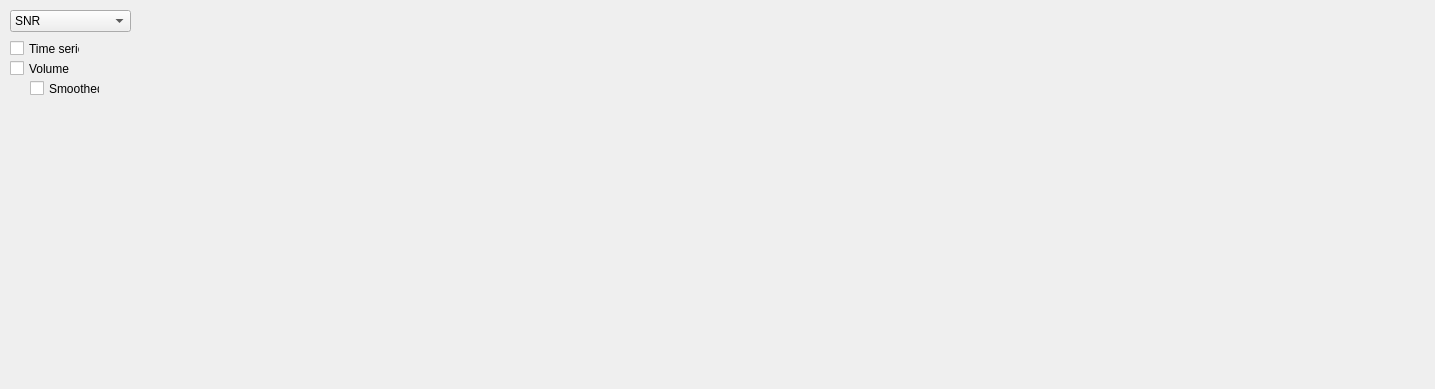
Old version of the form opennft/ui/rtqa.ui in the repository OpenNFT/OpenNFT.
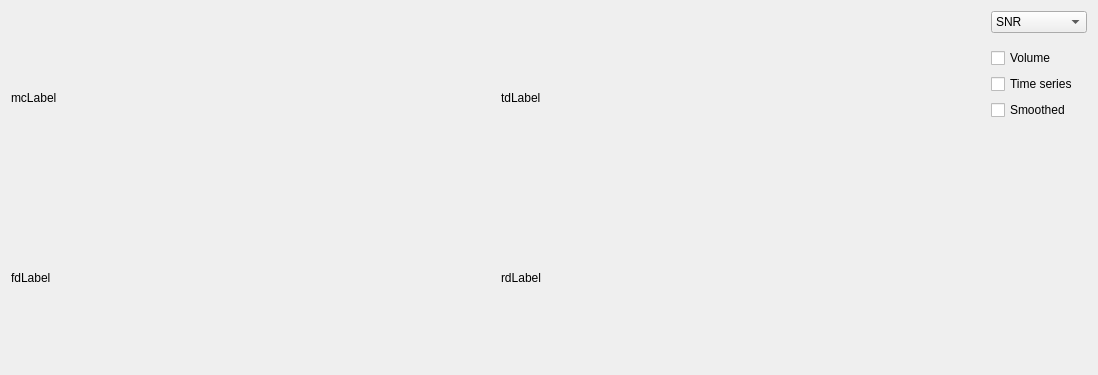
New version of the form. The open tabs and pages were chosen to show the change.

Patch:
```diff
--- a/opennft/ui/rtqa.ui
+++ b/opennft/ui/rtqa.ui
@@ -6,8 +6,8 @@
    <rect>
     <x>0</x>
     <y>0</y>
-    <width>1435</width>
-    <height>389</height>
+    <width>1098</width>
+    <height>375</height>
    </rect>
   </property>
   <property name="sizePolicy">
@@ -19,156 +19,181 @@
   <property name="windowTitle">
    <string>RTQA</string>
   </property>
-  <widget class="QCheckBox" name="volumeCheckBox">
-   <property name="geometry">
-    <rect>
-     <x>10</x>
-     <y>60</y>
-     <width>70</width>
-     <height>17</height>
-    </rect>
-   </property>
-   <property name="text">
-    <string>Volume</string>
-   </property>
-  </widget>
-  <widget class="QWidget" name="layoutWidget_2">
-   <property name="geometry">
-    <rect>
-     <x>730</x>
-     <y>400</y>
-     <width>641</width>
-     <height>221</height>
-    </rect>
-   </property>
-   <layout class="QVBoxLayout" name="tdPlot"/>
-  </widget>
-  <widget class="QWidget" name="layoutWidget_3">
-   <property name="geometry">
-    <rect>
-     <x>730</x>
-     <y>660</y>
-     <width>641</width>
-     <height>221</height>
-    </rect>
-   </property>
-   <layout class="QVBoxLayout" name="rdPlot"/>
-  </widget>
-  <widget class="QWidget" name="layoutWidget_5">
-   <property name="geometry">
-    <rect>
-     <x>80</x>
-     <y>660</y>
-     <width>641</width>
-     <height>221</height>
-    </rect>
-   </property>
-   <layout class="QVBoxLayout" name="fdPlot"/>
-  </widget>
-  <widget class="QWidget" name="layoutWidget_4">
-   <property name="geometry">
-    <rect>
-     <x>80</x>
-     <y>400</y>
-     <width>641</width>
-     <height>219</height>
-    </rect>
-   </property>
+  <layout class="QHBoxLayout" name="horizontalLayout_3" stretch="1,0">
+   <item>
+    <widget class="QStackedWidget" name="stackedWidgetPlots">
+     <property name="currentIndex">
+      <number>0</number>
+     </property>
+     <widget class="QWidget" name="pageSnrPlot">
+      <layout class="QVBoxLayout" name="verticalLayout_3">
+       <property name="leftMargin">
+        <number>0</number>
+       </property>
+       <property name="topMargin">
+        <number>0</number>
+       </property>
+       <property name="rightMargin">
+        <number>0</number>
+       </property>
+       <property name="bottomMargin">
+        <number>0</number>
+       </property>
+       <item>
+        <layout class="QVBoxLayout" name="snrPlot">
+         <property name="sizeConstraint">
+          <enum>QLayout::SetNoConstraint</enum>
+         </property>
+        </layout>
+       </item>
+      </layout>
+     </widget>
+     <widget class="QWidget" name="pageMsmdPlot">
+      <layout class="QVBoxLayout" name="verticalLayout_4">
+       <property name="leftMargin">
+        <number>0</number>
+       </property>
+       <property name="topMargin">
+        <number>0</number>
+       </property>
+       <property name="rightMargin">
+        <number>0</number>
+       </property>
+       <property name="bottomMargin">
+        <number>0</number>
+       </property>
+       <item>
+        <layout class="QVBoxLayout" name="verticalLayout_2">
+         <item>
+          <layout class="QHBoxLayout" name="horizontalLayout">
+           <item>
+            <layout class="QVBoxLayout" name="verticalLayout_10" stretch="1,0">
+             <item>
    <layout class="QVBoxLayout" name="mcPlot"/>
-  </widget>
+             </item>
+             <item>
   <widget class="QLabel" name="mcLabel">
-   <property name="geometry">
-    <rect>
-     <x>80</x>
-     <y>370</y>
-     <width>641</width>
-     <height>21</height>
-    </rect>
-   </property>
-   <property name="font">
-    <font>
-     <pointsize>12</pointsize>
-    </font>
-   </property>
    <property name="text">
-    <string/>
-   </property>
-   <property name="alignment">
-    <set>Qt::AlignCenter</set>
-   </property>
-  </widget>
+                <string>mcLabel</string>
+               </property>
+              </widget>
+             </item>
+            </layout>
+           </item>
+           <item>
+            <layout class="QVBoxLayout" name="verticalLayout_11" stretch="1,0">
+             <item>
+              <layout class="QVBoxLayout" name="tdPlot"/>
+             </item>
+             <item>
   <widget class="QLabel" name="tdLabel">
-   <property name="geometry">
-    <rect>
-     <x>730</x>
-     <y>370</y>
-     <width>641</width>
-     <height>21</height>
-    </rect>
-   </property>
-   <property name="font">
-    <font>
-     <pointsize>12</pointsize>
-    </font>
-   </property>
    <property name="text">
-    <string/>
-   </property>
-   <property name="alignment">
-    <set>Qt::AlignCenter</set>
-   </property>
-  </widget>
+                <string>tdLabel</string>
+               </property>
+              </widget>
+             </item>
+            </layout>
+           </item>
+          </layout>
+         </item>
+         <item>
+          <layout class="QHBoxLayout" name="horizontalLayout_2">
+           <item>
+            <layout class="QVBoxLayout" name="verticalLayout_13" stretch="1,0">
+             <item>
+              <layout class="QVBoxLayout" name="fdPlot"/>
+             </item>
+             <item>
   <widget class="QLabel" name="fdLabel">
-   <property name="geometry">
-    <rect>
-     <x>80</x>
-     <y>630</y>
-     <width>641</width>
-     <height>21</height>
-    </rect>
-   </property>
-   <property name="font">
-    <font>
-     <pointsize>12</pointsize>
-    </font>
-   </property>
    <property name="text">
-    <string/>
-   </property>
-   <property name="alignment">
-    <set>Qt::AlignCenter</set>
-   </property>
-  </widget>
+                <string>fdLabel</string>
+               </property>
+              </widget>
+             </item>
+            </layout>
+           </item>
+           <item>
+            <layout class="QVBoxLayout" name="verticalLayout_12" stretch="1,0">
+             <item>
+              <layout class="QVBoxLayout" name="rdPlot"/>
+             </item>
+             <item>
   <widget class="QLabel" name="rdLabel">
-   <property name="geometry">
-    <rect>
-     <x>730</x>
-     <y>630</y>
-     <width>641</width>
-     <height>21</height>
-    </rect>
-   </property>
-   <property name="font">
-    <font>
-     <pointsize>12</pointsize>
-    </font>
-   </property>
+               <property name="text">
+                <string>rdLabel</string>
+               </property>
+              </widget>
+             </item>
+            </layout>
+           </item>
+          </layout>
+         </item>
+        </layout>
+       </item>
+      </layout>
+     </widget>
+     <widget class="QWidget" name="pageCnrPlot">
+      <layout class="QVBoxLayout" name="verticalLayout_6">
+       <item>
+        <widget class="QLabel" name="label">
+         <property name="text">
+          <string>CNR plot</string>
+         </property>
+         <property name="alignment">
+          <set>Qt::AlignCenter</set>
+         </property>
+        </widget>
+       </item>
+      </layout>
+     </widget>
+     <widget class="QWidget" name="pageSpikesPlot">
+      <layout class="QVBoxLayout" name="verticalLayout_7">
+       <item>
+        <widget class="QLabel" name="label_2">
    <property name="text">
-    <string/>
+          <string>Spikes plot</string>
    </property>
    <property name="alignment">
     <set>Qt::AlignCenter</set>
    </property>
   </widget>
+       </item>
+      </layout>
+     </widget>
+     <widget class="QWidget" name="pageTrendPlot">
+      <layout class="QVBoxLayout" name="verticalLayout_8">
+       <item>
+        <widget class="QLabel" name="label_3">
+         <property name="text">
+          <string>Trend plot</string>
+         </property>
+         <property name="alignment">
+          <set>Qt::AlignCenter</set>
+         </property>
+        </widget>
+       </item>
+      </layout>
+     </widget>
+     <widget class="QWidget" name="pageStepsPlot">
+      <layout class="QVBoxLayout" name="verticalLayout_9">
+       <item>
+        <widget class="QLabel" name="label_4">
+         <property name="text">
+          <string>Steps plot</string>
+         </property>
+         <property name="alignment">
+          <set>Qt::AlignCenter</set>
+         </property>
+        </widget>
+       </item>
+      </layout>
+     </widget>
+    </widget>
+   </item>
+   <item>
+    <layout class="QVBoxLayout" name="verticalLayout">
+     <item>
   <widget class="QComboBox" name="comboBox">
-   <property name="geometry">
-    <rect>
-     <x>10</x>
-     <y>10</y>
-     <width>121</width>
-     <height>22</height>
-    </rect>
-   </property>
    <property name="editable">
     <bool>false</bool>
    </property>
@@ -206,47 +231,63 @@
     </property>
    </item>
   </widget>
+     </item>
+     <item>
+      <widget class="QStackedWidget" name="stackedWidgetOptions">
+       <property name="currentIndex">
+        <number>0</number>
+       </property>
+       <widget class="QWidget" name="pageSnrOptions">
+        <layout class="QVBoxLayout" name="verticalLayout_5">
+         <property name="leftMargin">
+          <number>0</number>
+         </property>
+         <item>
+          <widget class="QCheckBox" name="volumeCheckBox">
+           <property name="text">
+            <string>Volume</string>
+           </property>
+          </widget>
+         </item>
+         <item>
   <widget class="QCheckBox" name="tsCheckBox">
-   <property name="geometry">
-    <rect>
-     <x>10</x>
-     <y>40</y>
-     <width>70</width>
-     <height>17</height>
-    </rect>
-   </property>
    <property name="text">
     <string>Time series</string>
    </property>
   </widget>
-  <widget class="QWidget" name="layoutWidget">
-   <property name="geometry">
-    <rect>
-     <x>140</x>
-     <y>10</y>
-     <width>1281</width>
-     <height>371</height>
-    </rect>
-   </property>
-   <layout class="QVBoxLayout" name="snrPlot">
-    <property name="sizeConstraint">
-     <enum>QLayout::SetNoConstraint</enum>
-    </property>
-   </layout>
-  </widget>
+         </item>
+         <item>
   <widget class="QCheckBox" name="smoothedCheckBox">
-   <property name="geometry">
-    <rect>
-     <x>30</x>
-     <y>80</y>
-     <width>70</width>
-     <height>17</height>
-    </rect>
-   </property>
    <property name="text">
     <string>Smoothed</string>
    </property>
   </widget>
+         </item>
+         <item>
+          <spacer name="verticalSpacer">
+           <property name="orientation">
+            <enum>Qt::Vertical</enum>
+           </property>
+           <property name="sizeHint" stdset="0">
+            <size>
+             <width>77</width>
+             <height>442</height>
+            </size>
+           </property>
+          </spacer>
+         </item>
+        </layout>
+       </widget>
+       <widget class="QWidget" name="page_8"/>
+       <widget class="QWidget" name="page_9"/>
+       <widget class="QWidget" name="page_10"/>
+       <widget class="QWidget" name="page_11"/>
+       <widget class="QWidget" name="page_12"/>
+      </widget>
+     </item>
+    </layout>
+   </item>
+  </layout>
  </widget>
  <resources/>
  <connections/>
```
Left out of the diff: 35 changed lines with no effect on the pictures. Lines whose indentation alone changed are shown as unchanged.
